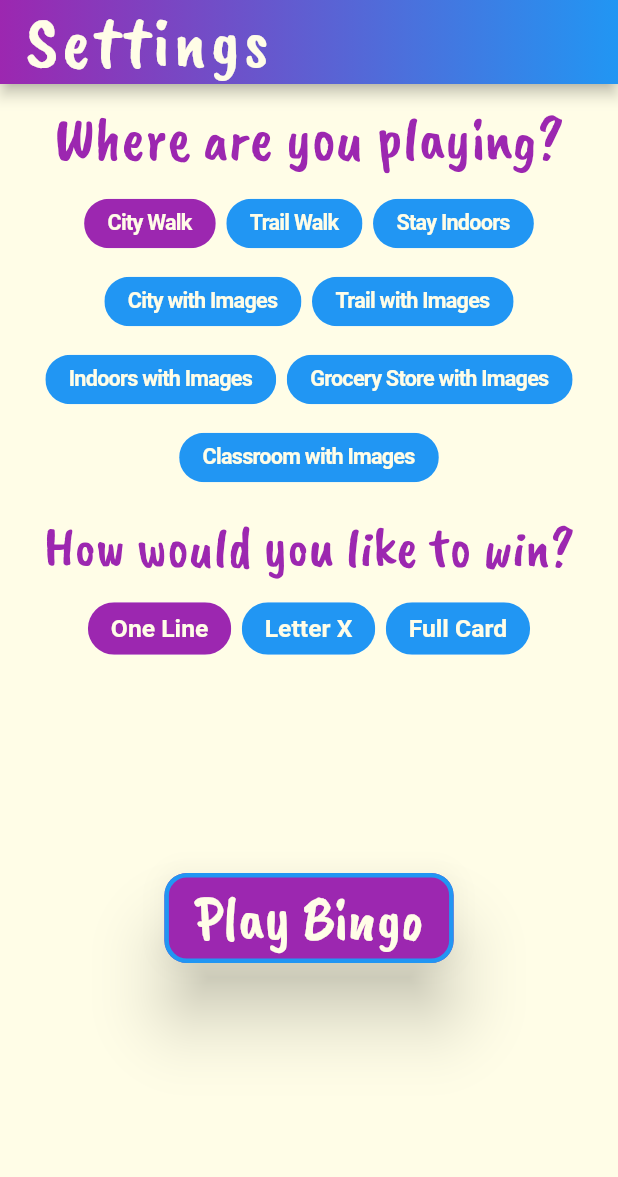
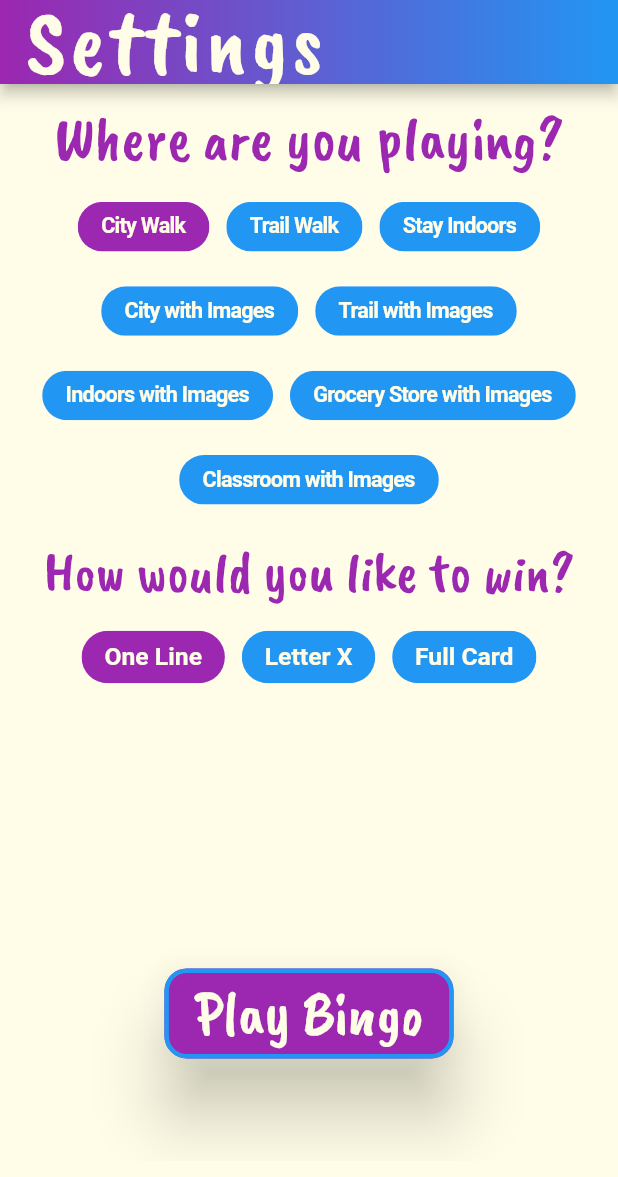
Before and after one commit to emac62/scavenger_bingo, a Flutter app: the screen it shows after launch, after a tap on "Start", on a phone screen of 412 x 824 dp. Shown: the top 1177 px of the screen. Run offline on Flutter 3.47's test engine with Material 2 defaults, Android fonts, the phone set to English and light mode, and no system bars; drawn by our look-alikes of auto_size_text; our stand-ins replace audioplayers, google_mobile_ads, line_awesome_flutter, new_gradient_app_bar; missing offline and left inert: material_dialogs; network calls fail.

Commit message:
add scroll to settings page, change classroom array

```diff
--- a/lib/intro.dart
+++ b/lib/intro.dart
@@ -17,7 +17,6 @@ class IntroPage extends StatefulWidget {
 class _IntroPageState extends State<IntroPage> {
   @override
   Widget build(BuildContext context) {
-    var size = MediaQuery.of(context).size;
     SizeConfig().init(context);
     return Scaffold(
       appBar: NewGradientAppBar(
@@ -27,7 +26,7 @@ class _IntroPageState extends State<IntroPage> {
           style: TextStyle(
               color: Colors.yellow[50],
               fontFamily: 'CaveatBrush',
-              fontSize: size.width,
+              fontSize: SizeConfig.safeBlockHorizontal * 10,
               letterSpacing: 2.0),
         ),
         gradient: LinearGradient(colors: [Colors.purple, Colors.blue]),
@@ -72,18 +71,19 @@ class _IntroPageState extends State<IntroPage> {
         ],
       ),
       body: Container(
-        width: double.infinity,
+        width: SizeConfig.blockSizeHorizontal * 100,
+        height: SizeConfig.blockSizeVertical * 100,
         color: Colors.yellow[50],
         child: Padding(
-          padding: EdgeInsets.only(top: size.height * 0.08),
+          padding: EdgeInsets.only(top: 8.0),
           child: Column(
               mainAxisAlignment: MainAxisAlignment.start,
               crossAxisAlignment: CrossAxisAlignment.center,
               children: [
                 Flexible(
                     child: Container(
-                        height: size.width / 2,
-                        width: size.width,
+                        height: SizeConfig.blockSizeVertical * 40,
+                        width: SizeConfig.blockSizeHorizontal * 100,
                         child: Image.asset(
                           "assets/images/IntroImage.png",
                           fit: BoxFit.contain,
@@ -94,11 +94,23 @@ class _IntroPageState extends State<IntroPage> {
                 Padding(
                   padding: const EdgeInsets.fromLTRB(24, 8, 24, 0),
                   child: Text(
-                    "A relaxing game to play with kids",
+                    "A relaxing game to play",
                     style: TextStyle(
                       color: Colors.purple,
                       fontFamily: 'CaveatBrush',
-                      fontSize: size.width * 0.05,
+                      fontSize: SizeConfig.blockSizeHorizontal * 8,
+                    ),
+                    textAlign: TextAlign.center,
+                  ),
+                ),
+                Padding(
+                  padding: const EdgeInsets.fromLTRB(24, 0, 24, 0),
+                  child: Text(
+                    "with kids",
+                    style: TextStyle(
+                      color: Colors.purple,
+                      fontFamily: 'CaveatBrush',
+                      fontSize: SizeConfig.blockSizeHorizontal * 8,
                     ),
                     textAlign: TextAlign.center,
                   ),
@@ -110,7 +122,7 @@ class _IntroPageState extends State<IntroPage> {
                     style: TextStyle(
                       color: Colors.purple,
                       fontFamily: 'CaveatBrush',
-                      fontSize: size.width * 0.05,
+                      fontSize: SizeConfig.blockSizeHorizontal * 8,
                     ),
                     textAlign: TextAlign.center,
                   ),
@@ -144,7 +156,7 @@ class _IntroPageState extends State<IntroPage> {
                         ),
                         elevation: 20,
                         textStyle: TextStyle(
-                            fontSize: size.width * 0.05,
+                            fontSize: SizeConfig.blockSizeHorizontal * 10,
                             fontFamily: 'CaveatBrush')),
                   ),
                 )
--- a/lib/main.dart
+++ b/lib/main.dart
@@ -1,13 +1,13 @@
 import 'package:flutter/material.dart';
 import 'package:google_mobile_ads/google_mobile_ads.dart';
 import 'package:scavenger_hunt_bingo/intro.dart';
-import 'package:sizer/sizer.dart';
 
 List<String> testDeviceIDs = [
   "8E3C44E0453B296DEDFBA106CDBB59CC", // Samsung S5
   "B23BF33B20AC43239D05001A504F0EF3", //iPhone8 13.0
   "77D59CAC6A854490B6A389C9B5531A12", //iPhone13 mini 15.0
   "ea230aa9edfec099faea521e541b8502", //my phone
+  "4520409bc3ffb536b6e203bf9d0b0007", //old SE
 ];
 
 void main() async {
@@ -34,16 +34,13 @@ class ScavengerBingo extends StatefulWidget {
 class _ScavengerBingoState extends State<ScavengerBingo> {
   @override
   Widget build(BuildContext context) {
-    return Sizer(builder: (context, orientation, deviceType) {
-      // ignore: dead_code
     return MaterialApp(
       debugShowCheckedModeBanner: false,
       theme: ThemeData(
-          primarySwatch: Colors
-              .purple, //i am set brown colour,you can set your colour here
+        primarySwatch:
+            Colors.purple, //i am set brown colour,you can set your colour here
       ),
       home: IntroPage(),
     );
-    });
   }
 }
--- a/lib/settings.dart
+++ b/lib/settings.dart
@@ -55,14 +55,18 @@ class _SettingsPageState extends State<SettingsPage> {
           style: TextStyle(
               color: Colors.yellow[50],
               fontFamily: 'CaveatBrush',
-              fontSize: SizeConfig.safeBlockHorizontal * 12,
+              fontSize: SizeConfig.safeBlockHorizontal * 15,
               letterSpacing: 2.5),
         ),
         gradient: LinearGradient(colors: [Colors.purple, Colors.blue]),
         actions: [],
       ),
-      body: Container(
-        width: double.infinity,
+      body: SafeArea(
+        child: Scrollbar(
+          child: SingleChildScrollView(
+            child: Container(
+              width: SizeConfig.safeBlockHorizontal * 100,
+              height: SizeConfig.safeBlockVertical * 100,
               color: Colors.yellow[50],
               child: Column(
                 crossAxisAlignment: CrossAxisAlignment.center,
@@ -152,6 +156,9 @@ class _SettingsPageState extends State<SettingsPage> {
                 ],
               ),
             ),
+          ),
+        ),
+      ),
       bottomNavigationBar: bannerAdContainer,
     );
   }
@@ -160,7 +167,7 @@ class _SettingsPageState extends State<SettingsPage> {
     List<Widget> chips = [];
     for (int i = 0; i < cards.length; i++) {
       Widget item = Padding(
-        padding: const EdgeInsets.all(2),
+        padding: EdgeInsets.all(SizeConfig.blockSizeHorizontal * 1),
         child: ChoiceChip(
           label: Padding(
             padding: const EdgeInsets.all(4.0),
@@ -192,7 +199,7 @@ class _SettingsPageState extends State<SettingsPage> {
     List<Widget> chips = [];
     for (int i = 0; i < toWin.length; i++) {
       Widget item = Padding(
-        padding: const EdgeInsets.all(2.0),
+        padding: EdgeInsets.all(SizeConfig.blockSizeHorizontal * 1),
         child: ChoiceChip(
           label: Padding(
             padding: const EdgeInsets.all(4.0),
--- a/lib/widgets/size_config.dart
+++ b/lib/widgets/size_config.dart
@@ -11,6 +11,8 @@ class SizeConfig {
   static late double _safeAreaVertical;
   static late double safeBlockHorizontal;
   static late double safeBlockVertical;
+  static late double physicalWidth;
+  static late double physicalHeight;
 
   void init(BuildContext context) {
     _mediaQueryData = MediaQuery.of(context);
@@ -25,5 +27,15 @@ class SizeConfig {
         _mediaQueryData.padding.top + _mediaQueryData.padding.bottom;
     safeBlockHorizontal = (screenWidth - _safeAreaHorizontal) / 100;
     safeBlockVertical = (screenHeight - _safeAreaVertical) / 100;
+
+    _safeAreaHorizontal =
+        _mediaQueryData.padding.left + _mediaQueryData.padding.right;
+    _safeAreaVertical =
+        _mediaQueryData.padding.top + _mediaQueryData.padding.bottom;
+    safeBlockHorizontal = (screenWidth - _safeAreaHorizontal) / 100;
+    safeBlockVertical = (screenHeight - _safeAreaVertical) / 100;
+
+    physicalWidth = screenWidth * _mediaQueryData.devicePixelRatio;
+    physicalHeight = screenHeight * _mediaQueryData.devicePixelRatio;
   }
 }
--- a/pubspec.yaml
+++ b/pubspec.yaml
@@ -15,7 +15,7 @@ publish_to: "none" # Remove this line if you wish to publish to pub.dev
 # In iOS, build-name is used as CFBundleShortVersionString while build-number used as CFBundleVersion.
 # Read more about iOS versioning at
 # https://developer.apple.com/library/archive/documentation/General/Reference/InfoPlistKeyReference/Articles/CoreFoundationKeys.html
-version: 1.2.1+8
+version: 1.2.1+9
 
 environment:
   sdk: ">=2.12.0 <3.0.0"
@@ -35,7 +35,6 @@ dependencies:
   audioplayers: ^0.20.1
   line_awesome_flutter: ^2.0.0
   chips_choice_null_safety: ^2.0.2
-  sizer: ^2.0.15
 
 dev_dependencies:
   flutter_test:
```
Also changed, not shown: lib/arrays.dart (+17 -17 lines), lib/game_board.dart (+54 -18 lines), lib/widgets/dialogs.dart (+6 -11 lines), pubspec.lock, 1 other file. Lines whose indentation alone changed are shown as unchanged.
